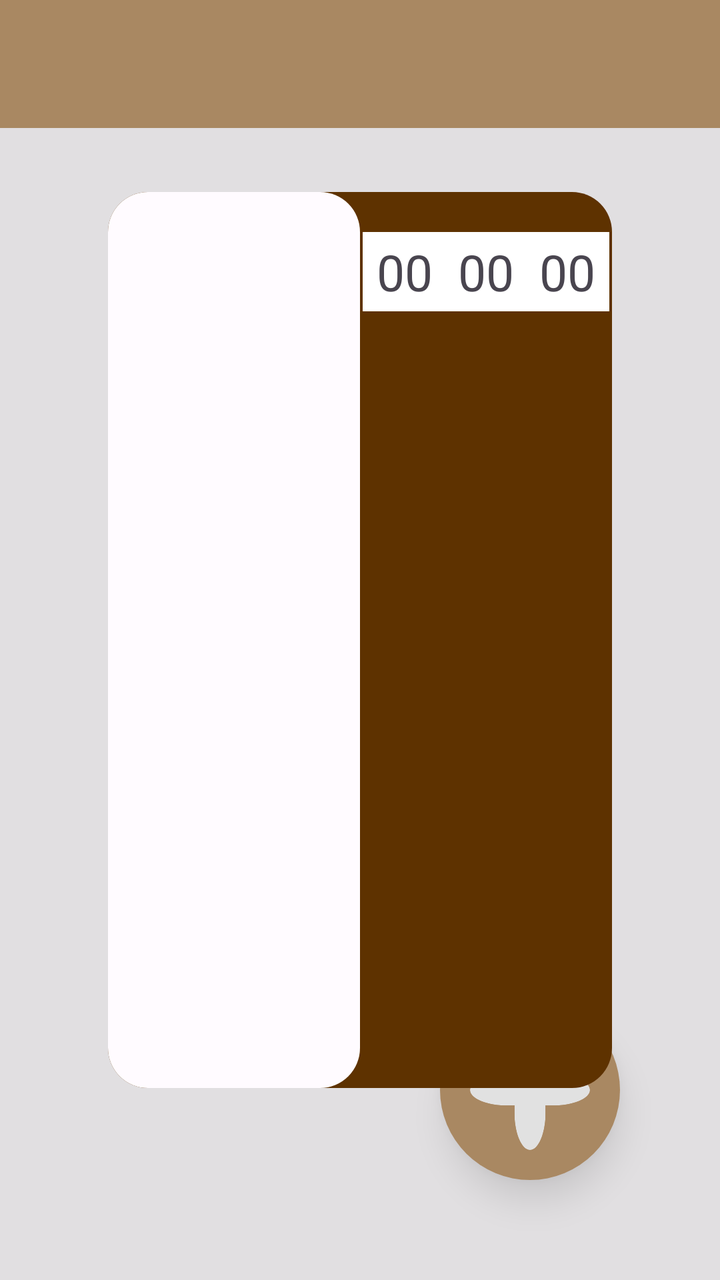
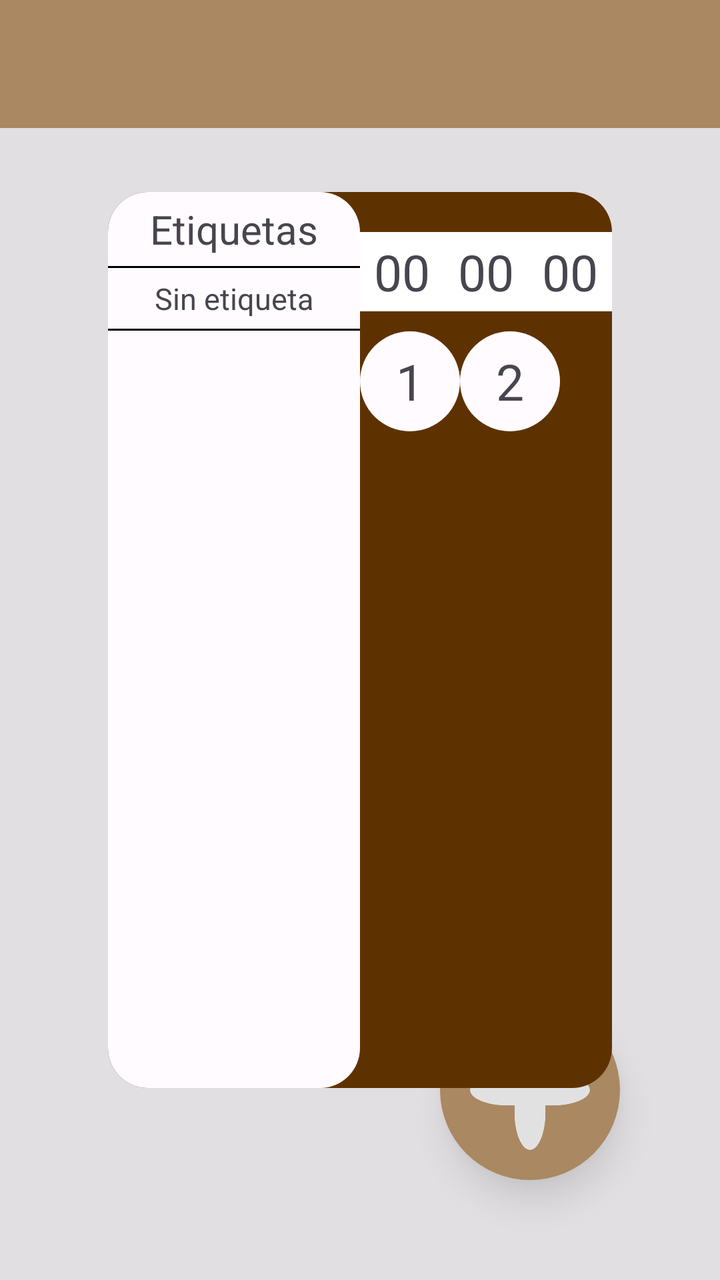

An Android layout rendered at two revisions. The XML below is the earlier revision; the diff shows what the commit changed to produce the second picture.
<!-- AndroidManifest.xml: application theme Theme.Panaderia -->
<!-- res/layout/main_layout.xml -->
<?xml version="1.0" encoding="utf-8"?>
<androidx.drawerlayout.widget.DrawerLayout
    xmlns:android="http://schemas.android.com/apk/res/android"
    xmlns:app="http://schemas.android.com/apk/res-auto"
    xmlns:tools="http://schemas.android.com/tools"
    android:id="@+id/drawer_layout"
    android:layout_width="match_parent"
    android:layout_height="match_parent"
    tools:openDrawer="start"
    android:focusable="true"
    android:focusableInTouchMode="true">
    
    <FrameLayout
        android:layout_width="match_parent"
        android:layout_height="match_parent">

        
        <LinearLayout
            android:orientation="vertical"
            android:layout_width="match_parent"
            android:layout_height="match_parent"
            tools:context=".MainActivity">

            <FrameLayout
                android:id="@+id/cabezera"
                android:layout_width="match_parent"
                android:layout_height="wrap_content">

                <com.google.android.material.appbar.MaterialToolbar
                    android:id="@+id/topAppBar2"
                    android:visibility="gone"
                    android:layout_width="match_parent"
                    android:layout_height="?attr/actionBarSize"
                    android:layout_marginTop="3dp"
                    android:background="?attr/colorSecondary"
                    style="@style/Widget.MaterialComponents.Toolbar.Primary" />

                <com.google.android.material.appbar.MaterialToolbar
                    android:id="@+id/topAppBar"
                    android:layout_width="match_parent"
                    android:layout_height="?attr/actionBarSize"
                    android:background="?attr/colorPrimary"
                    app:titleCentered="true"
                    app:titleTextColor="?attr/colorOnPrimary"
                    style="@style/Widget.MaterialComponents.Toolbar.Primary" />

                <com.google.android.material.appbar.MaterialToolbar
                    android:id="@+id/topAppBar3"
                    android:layout_width="80dp"
                    android:layout_height="match_parent"
                    android:layout_gravity="end"
                    android:background="?attr/colorPrimary"
                    android:layout_marginTop="3dp"
                    android:elevation="20dp"
                    android:visibility="gone"/>

            </FrameLayout>

            
            <FrameLayout
                android:id="@+id/fragment_container"
                android:layout_width="match_parent"
                android:layout_height="0dp"
                android:layout_weight="1"
                android:background="?attr/android:colorBackground">

                
                <LinearLayout
                    android:id="@+id/opciones"
                    android:elevation="10dp"
                    android:layout_gravity="end|bottom"
                    android:layout_width="90dp"
                    android:layout_height="90dp"
                    android:background="@drawable/circulo_completo"
                    android:backgroundTint="?attr/colorPrimary"
                    android:gravity="center"
                    android:layout_marginRight="50dp"
                    android:layout_marginBottom="50dp"
                    android:clickable="true"
                    android:focusable="true">

                    <View
                        android:layout_width="60dp"
                        android:layout_height="60dp"
                        android:background="@drawable/mas_blanco"/>

                </LinearLayout>
                
                <TextView
                    android:id="@+id/TVBotonPedido"
                    android:elevation="10dp"
                    android:layout_gravity="end|bottom"
                    android:layout_width="80dp"
                    android:layout_height="40dp"
                    android:background="@drawable/boton1"
                    android:backgroundTint="?attr/colorOnTertiary"
                    android:gravity="center"
                    android:textColor="?attr/colorOnPrimary"
                    android:layout_marginRight="55dp"
                    android:layout_marginBottom="160dp"
                    android:text="Pedido"
                    android:clickable="true"
                    android:focusable="true"
                    android:visibility="gone"/>
                
                <TextView
                    android:id="@+id/TVBotonMoje"
                    android:elevation="10dp"
                    android:layout_gravity="end|bottom"
                    android:layout_width="80dp"
                    android:layout_height="40dp"
                    android:background="@drawable/boton1"
                    android:backgroundTint="?attr/colorOnTertiaryContainer"
                    android:gravity="center"
                    android:textColor="?attr/colorOnPrimary"
                    android:layout_marginRight="55dp"
                    android:layout_marginBottom="210dp"
                    android:text="Moje"
                    android:clickable="true"
                    android:focusable="true"
                    android:visibility="gone"/>
                
                <TextView
                    android:id="@+id/TVBotonTiempo"
                    android:elevation="10dp"
                    android:layout_gravity="end|bottom"
                    android:layout_width="80dp"
                    android:layout_height="40dp"
                    android:background="@drawable/boton1"
                    android:backgroundTint="?attr/colorOnTertiaryFixed"
                    android:gravity="center"
                    android:textColor="?attr/colorOnPrimary"
                    android:layout_marginRight="55dp"
                    android:layout_marginBottom="260dp"
                    android:text="Tiempo"
                    android:clickable="true"
                    android:focusable="true"
                    android:visibility="gone"/>

            </FrameLayout>

        </LinearLayout>


        
        <androidx.constraintlayout.widget.ConstraintLayout
            android:id="@+id/CLMojes"
            android:layout_width="match_parent"
            android:layout_height="match_parent"
            android:visibility="gone">

            
            <View
                android:layout_width="match_parent"
                android:layout_height="match_parent"
                android:background="#C4C4C4"
                android:alpha="0.5"/>
            
            <LinearLayout
                android:id="@+id/LLCajaMojes"
                android:orientation="vertical"
                app:layout_constraintTop_toTopOf="parent"
                app:layout_constraintBottom_toBottomOf="parent"
                app:layout_constraintStart_toStartOf="parent"
                app:layout_constraintEnd_toEndOf="parent"
                android:layout_width="0dp"
                android:layout_height="0dp"
                app:layout_constraintWidth_percent="0.7"
                app:layout_constraintHeight_percent="0.7"
                android:background="@drawable/bordes_algo_redondos">

                
                <LinearLayout
                    android:layout_width="match_parent"
                    android:layout_height="150dp"
                    android:background="@drawable/bordes_circulo_arriba"
                    android:orientation="vertical"
                    android:gravity="center">

                    <TextView
                        android:layout_width="wrap_content"
                        android:layout_height="wrap_content"
                        android:textColor="?attr/colorOnPrimary"
                        android:text="Mojes"
                        android:textSize="30sp"
                        android:layout_marginBottom="15dp"
                        android:gravity="center"/>

                    <EditText
                        android:id="@+id/cantidadMojes"
                        android:layout_width="100dp"
                        android:layout_height="35dp"
                        android:background="@drawable/edittext_border_selector"
                        android:inputType="numberDecimal"
                        android:gravity="center"
                        android:text="1"
                        android:selectAllOnFocus="true"/>

                </LinearLayout>

                
                <ScrollView
                    android:layout_width="match_parent"
                    android:layout_height="0dp"
                    android:layout_weight="1">

                    <LinearLayout
                        android:id="@+id/cajaRecetas"
                        android:layout_width="match_parent"
                        android:layout_height="wrap_content"
                        android:orientation="vertical"
                        android:background="@drawable/bordes_circulo_abajo">

                    </LinearLayout>

                </ScrollView>

                
                <LinearLayout
                    android:layout_width="match_parent"
                    android:layout_height="80dp"
                    android:gravity="center">

                    <TextView
                        android:id="@+id/enviarMoje"
                        android:layout_width="120dp"
                        android:layout_height="40dp"
                        android:background="@drawable/redondo_sin_foco"
                        android:backgroundTint="?attr/colorOnTertiaryContainer"
                        android:textColor="?attr/colorOnPrimary"
                        android:gravity="center"
                        android:textSize="20dp"
                        android:text="Confirmar"/>

                </LinearLayout>


            </LinearLayout>

            
            <LinearLayout
                android:id="@+id/LLBotonCerrarMojes"
                android:rotation="45"
                app:layout_constraintBottom_toBottomOf="parent"
                app:layout_constraintEnd_toEndOf="parent"
                android:layout_width="90dp"
                android:layout_height="90dp"
                android:background="@drawable/circulo_completo"
                android:backgroundTint="?attr/colorPrimary"
                android:gravity="center"
                android:layout_marginRight="50dp"
                android:layout_marginBottom="50dp"
                android:clickable="true"
                android:focusable="true">

                <View
                    android:layout_width="60dp"
                    android:layout_height="60dp"
                    android:background="@drawable/mas_blanco"/>

            </LinearLayout>
            
        </androidx.constraintlayout.widget.ConstraintLayout>

        
        <androidx.constraintlayout.widget.ConstraintLayout
            android:id="@+id/CLTiempos"
            android:layout_width="match_parent"
            android:layout_height="match_parent">

            
            <View
                android:layout_width="match_parent"
                android:layout_height="match_parent"
                android:background="#C4C4C4"
                android:alpha="0.5"/>
            
            <LinearLayout
                android:id="@+id/LLCajaTiempos"
                android:orientation="horizontal"
                app:layout_constraintTop_toTopOf="parent"
                app:layout_constraintBottom_toBottomOf="parent"
                app:layout_constraintStart_toStartOf="parent"
                app:layout_constraintEnd_toEndOf="parent"
                android:layout_width="0dp"
                android:layout_height="0dp"
                app:layout_constraintWidth_percent="0.7"
                app:layout_constraintHeight_percent="0.7"
                android:background="@drawable/bordes_algo_redondos"
                android:backgroundTint="?attr/colorOnTertiaryFixed">

                
                <LinearLayout
                    android:layout_width="0dp"
                    android:layout_height="match_parent"
                    android:layout_weight="1"
                    android:orientation="vertical"
                    android:background="@drawable/bordes_algo_redondos">

                </LinearLayout>

                
                <androidx.constraintlayout.widget.ConstraintLayout
                    android:layout_width="0dp"
                    android:layout_height="match_parent"
                    android:layout_weight="1">

                    <TextView
                        android:layout_width="wrap_content"
                        android:layout_height="wrap_content"
                        app:layout_constraintTop_toTopOf="parent"
                        app:layout_constraintStart_toStartOf="parent"
                        app:layout_constraintEnd_toEndOf="parent"
                        android:layout_marginTop="20dp"
                        android:textSize="25dp"
                        android:paddingVertical="3dp"
                        android:paddingHorizontal="7dp"
                        android:background="@android:color/white"
                        android:text="00  00  00"/>

                </androidx.constraintlayout.widget.ConstraintLayout>

            </LinearLayout>

        </androidx.constraintlayout.widget.ConstraintLayout>
        
    </FrameLayout>

    
    <LinearLayout
        android:layout_width="280dp"
        android:layout_height="match_parent"
        android:layout_gravity="start"
        android:orientation="vertical"
        android:background="?android:attr/colorBackground">

        
        <include layout="@layout/nav_header_main" />

        
        <com.google.android.material.navigation.NavigationView
            android:id="@+id/navigation_view_top"
            android:layout_width="match_parent"
            android:layout_height="wrap_content"
            app:menu="@menu/navigation_drawer_menu_top"
            app:itemShapeAppearanceOverlay="@style/ShapeAppearanceOverlay.App.Cuadrado"
            app:itemShapeAppearance="@style/ShapeAppearanceOverlay.App.Cuadrado"/>

        
        <View
            android:layout_width="match_parent"
            android:layout_height="0dp"
            android:layout_weight="1" />

        
        
        <LinearLayout
            android:layout_width="match_parent"
            android:layout_height="wrap_content"
            android:orientation="horizontal"       android:gravity="end|center_vertical"
            android:padding="16dp">

            
            <ImageView
                android:id="@+id/icon_dark_mode"
                android:layout_width="32dp"
                android:layout_height="32dp"
                android:layout_marginEnd="16dp"
                android:src="@drawable/ic_dark_mode"
                android:background="?attr/selectableItemBackgroundBorderless"
                android:clickable="true"
                android:focusable="true"
                android:contentDescription="Activar modo oscuro" />

            
            <ImageView
                android:id="@+id/icon_light_mode"
                android:layout_width="32dp"
                android:layout_height="32dp"
                android:src="@drawable/ic_light_mode"
                android:background="?attr/selectableItemBackgroundBorderless"
                android:clickable="true"
                android:focusable="true"
                android:contentDescription="Activar modo claro" />
        </LinearLayout>

    </LinearLayout>

</androidx.drawerlayout.widget.DrawerLayout>
<!-- res/layout/nav_header_main.xml (included above) -->
<?xml version="1.0" encoding="utf-8"?>
<FrameLayout
    xmlns:android="http://schemas.android.com/apk/res/android"
    android:layout_width="match_parent"
    android:layout_height="wrap_content">

    <LinearLayout
        android:layout_height="?attr/actionBarSize"
        android:layout_width="match_parent"
        android:background="?attr/colorSecondary"
        android:layout_marginTop="3dp"/>

    <LinearLayout
        android:layout_height="?attr/actionBarSize"
        android:layout_width="match_parent"
        android:background="?attr/colorPrimary"
        android:gravity="center"
        android:orientation="vertical"
        android:paddingStart="16dp"
        android:paddingEnd="16dp">

        
        <TextView
            android:layout_width="wrap_content"
            android:layout_height="wrap_content"
            android:text="Panaderia"
            android:textColor="?attr/colorOnPrimary"
            android:textSize="20sp"
            android:textStyle="bold" />

    </LinearLayout>

</FrameLayout>
<!-- resources referenced by this layout -->
<resources>
  <!-- drawable bordes_algo_redondos (drawable) -->
  <?xml version="1.0" encoding="utf-8"?>
  <shape xmlns:android="http://schemas.android.com/apk/res/android"
      android:shape="rectangle">
      <solid android:color="?attr/android:colorBackground"/> 
          <corners android:radius="20dp"/> 
  </shape>
  <!-- drawable bordes_circulo_abajo (drawable) -->
  <?xml version="1.0" encoding="utf-8"?>
  <shape xmlns:android="http://schemas.android.com/apk/res/android"
      android:shape="rectangle">
  
      <solid android:color="?attr/android:colorBackground"/> 
  
      <corners
          android:topLeftRadius="0dp"
          android:topRightRadius="0dp"
          android:bottomLeftRadius="20dp"
          android:bottomRightRadius="20dp"/>
  </shape>
  <!-- drawable bordes_circulo_arriba (drawable) -->
  <?xml version="1.0" encoding="utf-8"?>
  <shape xmlns:android="http://schemas.android.com/apk/res/android"
      android:shape="rectangle">
  
      <solid android:color="?attr/colorOnTertiaryContainer"/> 
  
      <corners
          android:topLeftRadius="20dp"
          android:topRightRadius="20dp"
          android:bottomLeftRadius="0dp"
          android:bottomRightRadius="0dp"/>
  </shape>
  <!-- drawable boton1 (drawable) -->
  <?xml version="1.0" encoding="utf-8"?>
  <shape xmlns:android="http://schemas.android.com/apk/res/android"
      android:shape="rectangle">
  
      <solid android:color="?attr/android:colorBackground"/> 
      <stroke
          android:width="1dp"
          android:color="?attr/colorPrimary"/> 
          <corners android:radius="40dp"/> 
      <padding
          android:left="8dp"
          android:right="8dp" />
  </shape>
  <!-- drawable circulo_completo (drawable) -->
  <?xml version="1.0" encoding="utf-8"?>
  <shape xmlns:android="http://schemas.android.com/apk/res/android"
      android:shape="oval">
      <solid android:color="#4CAF50"/> 
  </shape>
  <!-- drawable edittext_border_selector (drawable) -->
  <?xml version="1.0" encoding="utf-8"?>
  <selector xmlns:android="http://schemas.android.com/apk/res/android">
      
      <item android:state_focused="true" android:drawable="@drawable/redondo_con_foco" />
      
      <item android:drawable="@drawable/redondo_sin_foco" />
  </selector>
  <!-- drawable redondo_sin_foco (drawable) -->
  <?xml version="1.0" encoding="utf-8"?>
  <shape xmlns:android="http://schemas.android.com/apk/res/android"
      android:shape="rectangle">
  
      <solid android:color="?attr/android:colorBackground"/> 
      <stroke
          android:width="1dp"
          android:color="?attr/colorSecondary"/> 
          <corners android:radius="5dp"/>
      <padding
          android:left="8dp"
          android:right="8dp" />
  </shape>
  <style name="ShapeAppearanceOverlay.App.Cuadrado" parent="">
          <item name="cornerFamily">rounded</item>
          <item name="cornerSize">0dp</item>
      </style>
  <!-- drawable redondo_con_foco (drawable) -->
  <?xml version="1.0" encoding="utf-8"?>
  <shape xmlns:android="http://schemas.android.com/apk/res/android"
      android:shape="rectangle">
  
      <solid android:color="?attr/android:colorBackground"/> 
      <stroke
          android:width="1dp"
          android:color="?attr/colorPrimary"/> 
          <corners android:radius="5dp"/> 
      <padding
          android:left="8dp"
          android:right="8dp" />
  </shape>
  <color name="md_theme_light_primary">#8F4C00</color>
  <color name="md_theme_light_shadow">#B5AC98</color>
  <color name="md_theme_light_onPrimary">#FFFFFF</color>
  <color name="md_theme_light_extra">#D9CEB6</color>
  <color name="md_theme_light_mas1">#8A4900</color>
  <color name="md_theme_light_mas2">#B86200</color>
  <color name="md_theme_light_mas3">#5E3200</color>
  <color name="md_theme_light_background">#FFFBFF</color>
  <color name="md_theme_light_surface">#FFFBFF</color>
  <color name="md_theme_light_onBackground">#201A17</color>
  <color name="md_theme_light_onSurface">#201A17</color>
  <color name="md_theme_light_select">#E6E6E6</color>
  <color name="md_theme_light_subfondo">#D1D1D1</color>
  <!-- unchanged entries left out for length: 4 -->
</resources>

<!-- the commit's change to res/layout/main_layout.xml (unified diff, before → after) -->
@@ -291,12 +291,39 @@
 
                 
                 <LinearLayout
+                    android:id="@+id/LLEtiquetas"
                     android:layout_width="0dp"
                     android:layout_height="match_parent"
                     android:layout_weight="1"
                     android:orientation="vertical"
                     android:background="@drawable/bordes_algo_redondos">
 
+                    <TextView
+                        android:layout_width="match_parent"
+                        android:layout_height="wrap_content"
+                        android:text="Etiquetas"
+                        android:gravity="center"
+                        android:textSize="20dp"
+                        android:paddingTop="5dp"
+                        android:paddingBottom="5dp"/>
+                    <View
+                        android:layout_width="match_parent"
+                        android:layout_height="1dp"
+                        android:background="#000000"/>
+                    <TextView
+                        android:id="@+id/TVSinEtiqueta"
+                        android:layout_width="match_parent"
+                        android:layout_height="wrap_content"
+                        android:text="Sin etiqueta"
+                        android:gravity="center"
+                        android:textSize="15dp"
+                        android:paddingTop="5dp"
+                        android:paddingBottom="5dp"/>
+                    <View
+                        android:layout_width="match_parent"
+                        android:layout_height="1dp"
+                        android:background="#000000"/>
+
                 </LinearLayout>
 
                 
@@ -305,18 +332,77 @@
                     android:layout_height="match_parent"
                     android:layout_weight="1">
 
-                    <TextView
+                    
+                    <LinearLayout
+                        android:id="@+id/LLTiempo"
                         android:layout_width="wrap_content"
                         android:layout_height="wrap_content"
                         app:layout_constraintTop_toTopOf="parent"
                         app:layout_constraintStart_toStartOf="parent"
                         app:layout_constraintEnd_toEndOf="parent"
                         android:layout_marginTop="20dp"
-                        android:textSize="25dp"
-                        android:paddingVertical="3dp"
-                        android:paddingHorizontal="7dp"
-                        android:background="@android:color/white"
-                        android:text="00  00  00"/>
+                        android:background="@android:color/white">
+
+                        <TextView
+                            android:id="@+id/TVHoras"
+                            android:layout_width="wrap_content"
+                            android:layout_height="wrap_content"
+                            android:textSize="25dp"
+                            android:paddingVertical="3dp"
+                            android:paddingHorizontal="7dp"
+                            android:text="00"/>
+                        <TextView
+                            android:id="@+id/TVMinutos"
+                            android:layout_width="wrap_content"
+                            android:layout_height="wrap_content"
+                            android:textSize="25dp"
+                            android:paddingVertical="3dp"
+                            android:paddingHorizontal="7dp"
+                            android:text="00"/>
+                        <TextView
+                            android:id="@+id/TVSegundos"
+                            android:layout_width="wrap_content"
+                            android:layout_height="wrap_content"
+                            android:textSize="25dp"
+                            android:paddingVertical="3dp"
+                            android:paddingHorizontal="7dp"
+                            android:text="00"/>
+
+                    </LinearLayout>
+
+                    <androidx.constraintlayout.widget.ConstraintLayout
+                        android:id="@+id/CLBotonesTiempo"
+                        android:layout_width="match_parent"
+                        android:layout_height="wrap_content"
+                        app:layout_constraintTop_toBottomOf="@id/LLTiempo"
+                        android:layout_marginTop="10dp">
+
+                        <TextView
+                            android:id="@+id/TVUno"
+                            android:layout_width="50dp"
+                            android:layout_height="50dp"
+                            android:textSize="25dp"
+                            android:text="1"
+                            android:gravity="center"
+                            android:background="@drawable/circulo_completo"
+                            android:backgroundTint="?attr/android:colorBackground"
+                            app:layout_constraintStart_toStartOf="parent"
+                            app:layout_constraintTop_toTopOf="parent"/>
+                        <TextView
+                            android:id="@+id/TVDos"
+                            android:layout_width="50dp"
+                            android:layout_height="50dp"
+                            android:textSize="25dp"
+                            android:text="2"
+                            android:gravity="center"
+                            android:background="@drawable/circulo_completo"
+                            android:backgroundTint="?attr/android:colorBackground"
+                            app:layout_constraintStart_toEndOf="@id/TVUno"
+                            app:layout_constraintTop_toTopOf="parent"/>
+
+
+                    </androidx.constraintlayout.widget.ConstraintLayout>
+
 
                 </androidx.constraintlayout.widget.ConstraintLayout>
 
